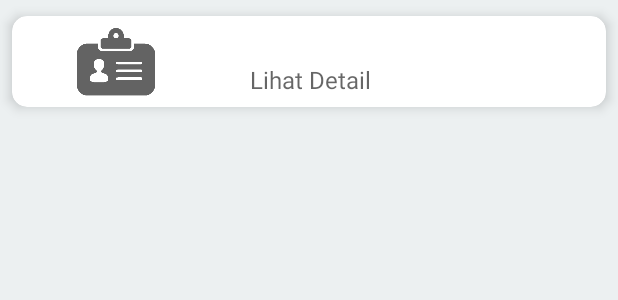
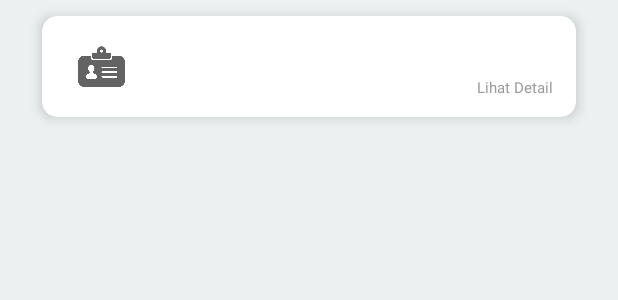
Before and after one commit to PanjiAD/SIswa, an Android app: the layout list_siswa.xml on its own in the app's theme, with its tools: preview values and no code run, on a phone screen of 412 x 824 dp. Shown: the top 300 px of the screen. Run offline under Robolectric (Android 15) with nearby library versions, the phone set to English and light mode, and no system bars.

Commit message:
styling list sisea

```diff
--- a/app/src/main/java/com/example/siswa/AdapterSiswaRecyclerView.java
+++ b/app/src/main/java/com/example/siswa/AdapterSiswaRecyclerView.java
@@ -41,11 +41,13 @@ public class AdapterSiswaRecyclerView extends RecyclerView.Adapter<AdapterSiswaR
          * dan juga view nya hanyalah satu TextView
          */
         TextView tvTitle;
+        TextView tvSub;
         CardView crdView;
 
         ViewHolder(View v) {
             super(v);
             tvTitle = (TextView) v.findViewById(R.id.namaSiswa);
+            tvSub= (TextView) v.findViewById(R.id.nisnSiswa);
             crdView = (CardView) v.findViewById(R.id.card_view);
         }
     }
@@ -67,6 +69,7 @@ public class AdapterSiswaRecyclerView extends RecyclerView.Adapter<AdapterSiswaR
          *  Menampilkan data pada view
          */
         final String name = daftarSiswa.get(position).getNama();
+        final String nisn = daftarSiswa.get(position).getNisn();
         System.out.println("Siswa Data one by one "+position+daftarSiswa.size());
         holder.crdView.setOnClickListener(new View.OnClickListener() {
             @Override
@@ -77,7 +80,7 @@ public class AdapterSiswaRecyclerView extends RecyclerView.Adapter<AdapterSiswaR
                 context.startActivity(lihat_detail_siswa.getActIntent((Activity) context).putExtra("dataSiswa", daftarSiswa.get(position)));
             }
         });
-        holder.tvTitle.setOnLongClickListener(new View.OnLongClickListener() {
+        holder.crdView.setOnLongClickListener(new View.OnLongClickListener() {
             @Override
             public boolean onLongClick(View view) {
                 /**
@@ -116,6 +119,7 @@ public class AdapterSiswaRecyclerView extends RecyclerView.Adapter<AdapterSiswaR
             }
         });
         holder.tvTitle.setText(name);
+        holder.tvSub.setText(nisn);
     }
 
     @Override
--- a/app/src/main/res/layout/list_siswa.xml
+++ b/app/src/main/res/layout/list_siswa.xml
@@ -13,28 +13,33 @@ android:tag="cards main container">
     android:layout_height="wrap_content"
     card_view:cardCornerRadius="10dp"
     card_view:cardElevation="5dp"
-    card_view:cardUseCompatPadding="true">
+    card_view:cardUseCompatPadding="true"
+    android:layout_marginRight="20dp"
+    android:layout_marginLeft="20dp">
 
     <LinearLayout
         android:layout_width="match_parent"
         android:layout_height="wrap_content"
         android:orientation="horizontal"
+        android:weightSum="5"
         >
 
         <ImageView
             android:id="@+id/gambar1"
             android:tag="image_tag"
             android:layout_width="0dp"
-            android:layout_height="50dp"
+            android:layout_height="30dp"
             android:layout_margin="5dp"
             android:layout_weight="1"
+            android:layout_gravity="center"
             android:src="@drawable/name2"/>
 
         <LinearLayout
             android:layout_width="0dp"
             android:layout_height="wrap_content"
             android:layout_marginTop="12dp"
-            android:layout_weight="2"
+            android:layout_marginBottom="12dp"
+            android:layout_weight="4"
             android:orientation="vertical"
             >
 
@@ -42,17 +47,35 @@ android:tag="cards main container">
                 android:id="@+id/namaSiswa"
                 android:layout_width="match_parent"
                 android:layout_height="wrap_content"
-                android:textColor="@android:color/black"
-                android:paddingLeft="20dp"
+                android:textColor="?attr/fontPrimary"
+                android:textSize="17dp"
+                android:textStyle="bold"
                 />
 
-            <TextView
+            <LinearLayout
                 android:layout_width="match_parent"
                 android:layout_height="wrap_content"
-                android:textColor="@color/colorAccent"
-                android:hint="Lihat Detail"
-                android:textSize="16sp"
-                android:paddingLeft="20dp"/>
+                android:orientation="horizontal">
+
+                <TextView
+                    android:id="@+id/nisnSiswa"
+                    android:layout_width="wrap_content"
+                    android:layout_height="wrap_content"
+                    android:textColor="?attr/colorAccent"
+                    android:textSize="14sp"/>
+
+                <TextView
+                    android:layout_width="match_parent"
+                    android:layout_height="wrap_content"
+                    android:textColor="?attr/fontSecondary"
+                    android:text="Lihat Detail"
+                    android:paddingLeft="20dp"
+                    android:gravity="right"
+                    android:layout_marginRight="15dp"
+                    android:textSize="10sp"/>
+
+            </LinearLayout>
+
 
         </LinearLayout>
     </LinearLayout>
--- a/app/src/main/res/values/colors.xml
+++ b/app/src/main/res/values/colors.xml
@@ -4,15 +4,16 @@
     <color name="colorAccent">#f39c12</color>
 
     <color name="whiteColor">#fafafa</color>
-    <color name="blackColor">#1d1d1d</color>
-    <color name="grayColor">#979797</color>
+    <color name="blackColor">#2E2E2E</color>
+    <color name="grayColor">#9B9B9B</color>
+    <color name="greenColor">#B2BBB6</color>
 
     <color name="bgLight">#ecf0f1</color>
     <color name="bgDark">#2f3542</color>
 
     <color name="dangers">#ff4757</color>
     <color name="bgCard">#f5f6fa</color>
-    <color name="bgCardDark">#333338</color>
+    <color name="bgCardDark">#2E312F</color>
 
     <!-- dots inactive colors -->
     <color name="dot_dark_screen1">#EA9E9E9E</color>
--- a/app/src/main/res/values/styles.xml
+++ b/app/src/main/res/values/styles.xml
@@ -25,7 +25,7 @@
         <item name="colorAccent">@color/colorAccent</item>
         <item name="bgCard">@color/bgCardDark</item>
         <item name="fontPrimary">@color/whiteColor</item>
-        <item name="fontSecondary">@color/grayColor</item>
+        <item name="fontSecondary">@color/greenColor</item>
         <item name="windowActionBar">false</item>
         <item name="windowNoTitle">true</item>
     </style>
```
Also changed, not shown: app/src/main/res/layout/activity_lihat_detail_siswa.xml (+6 -5 lines).
